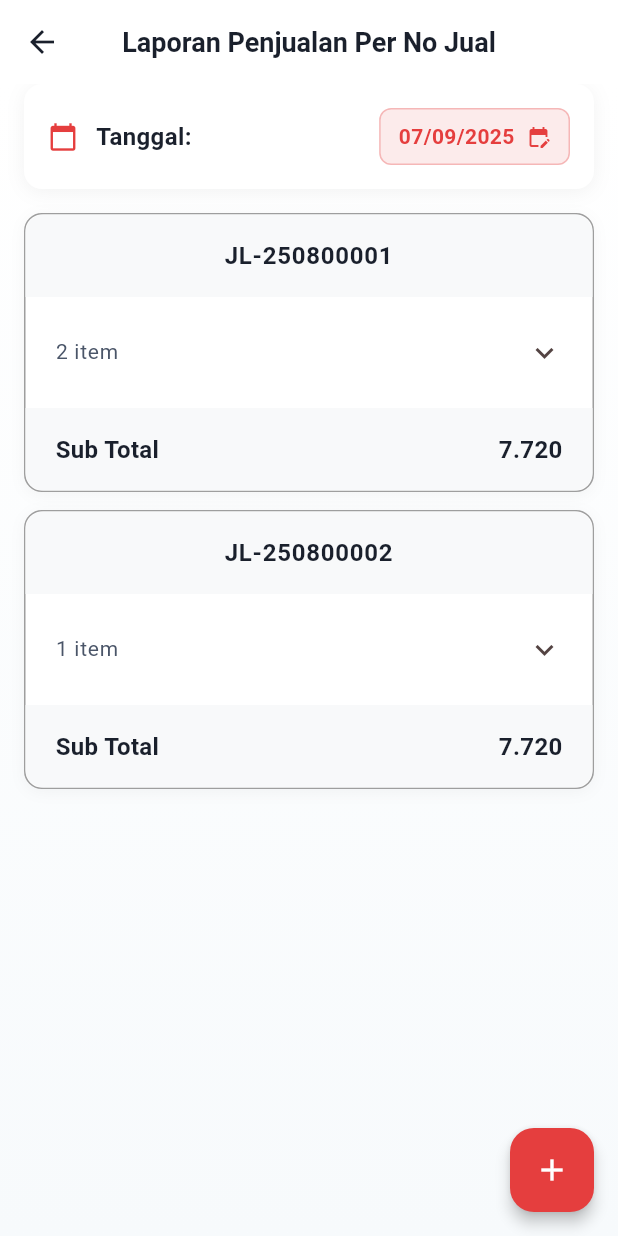
After one commit to emeraldsc08/enakeco-so, a Flutter app: the HomePage screen opened directly, after a tap on "Stock Opname", on a phone screen of 412 x 824 dp. The commit adds this screen. Run offline on Flutter 3.47's test engine with Material 3 defaults, Android fonts, the phone set to English and light mode, and no system bars; our stand-ins replace dartz, dio, equatable, get_it, permission_handler, shared_preferences; missing offline and left inert: mobile_scanner; accounts and stored records are empty.

Commit message:
list laporan penjualan

```diff
--- a/lib/features/main_menu/presentation/pages/home_page.dart
+++ b/lib/features/main_menu/presentation/pages/home_page.dart
@@ -1,3 +1,4 @@
+import 'package:enakeco_so/features/stock_opname/presentation/pages/list_laporan_so_page.dart';
 import 'package:flutter/material.dart';
 import 'package:provider/provider.dart';
 
@@ -12,6 +13,7 @@ import '../../../profile/presentation/pages/profile_page.dart';
 import '../../../profile/presentation/pages/settings_page.dart';
 import '../../../rsk/presentation/pages/rsk_list_page.dart';
 import '../../../rtl/presentation/pages/rtl_list_page.dart';
+import '../../../stock_opname/presentation/pages/stock_opname_list_page.dart';
 
 class HomePage extends StatefulWidget {
   const HomePage({super.key});
@@ -325,6 +327,19 @@ class _HomePageState extends State<HomePage> with TickerProviderStateMixin {
                           page: const RSKListPage(),
                         ),
                       ),
+                      const SizedBox(height: 12),
+                      _buildModernMenuItem(
+                        context,
+                        title: 'Stock Opname',
+                        subtitle: 'Manajemen stock opname',
+                        icon: Icons.inventory_2_outlined,
+                        gradient: [
+                          const Color(0xFFa8edea),
+                          const Color(0xFFfed6e3)
+                        ],
+                        onTap: () =>
+                            toDetail(context, page: const ListLaporanSOPage()),
+                      ),
                     ],
                   ),
                 ),
--- a/lib/features/permissions/presentation/pages/permissions_page.dart
+++ b/lib/features/permissions/presentation/pages/permissions_page.dart
@@ -111,7 +111,7 @@ class _PermissionsPageState extends State<PermissionsPage> {
       case Permission.camera:
         return 'Required to scan QR codes and capture images';
       case Permission.location:
-        return 'Required to track store locations';
+        return 'Required to track stor e locations';
       default:
         return 'Required for app functionality';
     }
--- /dev/null
+++ b/lib/features/stock_opname/data/models/barang_model.dart
@@ -0,0 +1,60 @@
+class BarangModel {
+  final String barangId;
+  final String namaBarang;
+  final String jumlahBarang;
+  final int price;
+  final int qty;
+
+  BarangModel({
+    required this.barangId,
+    required this.namaBarang,
+    required this.jumlahBarang,
+    required this.price,
+    required this.qty,
+  });
+
+  factory BarangModel.fromJson(Map<String, dynamic> json) {
+    return BarangModel(
+      barangId: json['barang_id'],
+      namaBarang: json['nama_barang'],
+      jumlahBarang: json['jumlah_barang'],
+      price: json['price'],
+      qty: json['qty'],
+    );
+  }
+
+  Map<String, dynamic> toJson() {
+    return {
+      'barang_id': barangId,
+      'nama_barang': namaBarang,
+      'jumlah_barang': jumlahBarang,
+      'price': price,
+      'qty': qty,
+    };
+  }
+
+  @override
+  String toString() {
+    return 'BarangModel(barangId: $barangId, namaBarang: $namaBarang, jumlahBarang: $jumlahBarang, price: $price, qty: $qty)';
+  }
+
+  @override
+  bool operator ==(Object other) {
+    if (identical(this, other)) return true;
+    return other is BarangModel &&
+        other.barangId == barangId &&
+        other.namaBarang == namaBarang &&
+        other.jumlahBarang == jumlahBarang &&
+        other.price == price &&
+        other.qty == qty;
+  }
+
+  @override
+  int get hashCode {
+    return barangId.hashCode ^
+        namaBarang.hashCode ^
+        jumlahBarang.hashCode ^
+        price.hashCode ^
+        qty.hashCode;
+  }
+}
--- /dev/null
+++ b/lib/features/stock_opname/data/models/laporan_penjualan_model.dart
@@ -0,0 +1,50 @@
+import 'barang_model.dart';
+
+class LaporanPenjualanModel {
+  final String noJual;
+  final List<BarangModel> listBarang;
+  final int subTotal;
+
+  LaporanPenjualanModel({
+    required this.noJual,
+    required this.listBarang,
+    required this.subTotal,
+  });
+
+  factory LaporanPenjualanModel.fromJson(Map<String, dynamic> json) {
+    return LaporanPenjualanModel(
+      noJual: json['no_jual'],
+      listBarang: (json['list_barang'] as List)
+          .map((item) => BarangModel.fromJson(item))
+          .toList(),
+      subTotal: json['sub_total'],
+    );
+  }
+
+  Map<String, dynamic> toJson() {
+    return {
+      'no_jual': noJual,
+      'list_barang': listBarang.map((barang) => barang.toJson()).toList(),
+      'sub_total': subTotal,
+    };
+  }
+
+  @override
+  String toString() {
+    return 'LaporanPenjualanModel(noJual: $noJual, listBarang: $listBarang, subTotal: $subTotal)';
+  }
+
+  @override
+  bool operator ==(Object other) {
+    if (identical(this, other)) return true;
+    return other is LaporanPenjualanModel &&
+        other.noJual == noJual &&
+        other.listBarang == listBarang &&
+        other.subTotal == subTotal;
+  }
+
+  @override
+  int get hashCode {
+    return noJual.hashCode ^ listBarang.hashCode ^ subTotal.hashCode;
+  }
+}
--- /dev/null
+++ b/lib/features/stock_opname/data/models/laporan_penjualan_response_model.dart
@@ -0,0 +1,42 @@
+import 'laporan_penjualan_model.dart';
+
+class LaporanPenjualanResponseModel {
+  final List<LaporanPenjualanModel> listLaporanPenjualan;
+
+  LaporanPenjualanResponseModel({
+    required this.listLaporanPenjualan,
+  });
+
+  factory LaporanPenjualanResponseModel.fromJson(Map<String, dynamic> json) {
+    return LaporanPenjualanResponseModel(
+      listLaporanPenjualan: (json['list_laporan_penjualan'] as List)
+          .map((item) => LaporanPenjualanModel.fromJson(item))
+          .toList(),
+    );
+  }
+
+  Map<String, dynamic> toJson() {
+    return {
+      'list_laporan_penjualan': listLaporanPenjualan
+          .map((laporan) => laporan.toJson())
+          .toList(),
+    };
+  }
+
+  @override
+  String toString() {
+    return 'LaporanPenjualanResponseModel(listLaporanPenjualan: $listLaporanPenjualan)';
+  }
+
+  @override
+  bool operator ==(Object other) {
+    if (identical(this, other)) return true;
+    return other is LaporanPenjualanResponseModel &&
+        other.listLaporanPenjualan == listLaporanPenjualan;
+  }
+
+  @override
+  int get hashCode {
+    return listLaporanPenjualan.hashCode;
+  }
+}
--- /dev/null
+++ b/lib/features/stock_opname/presentation/pages/list_laporan_so_page.dart
@@ -0,0 +1,260 @@
+import 'package:enakeco_so/features/stock_opname/presentation/pages/list_laporan_so_view.dart';
+import 'package:flutter/material.dart';
+import 'package:provider/provider.dart';
+
+import '../../../../core/constants/app_constants.dart';
+import '../../../../core/providers/global_branch_provider.dart';
+import '../../data/models/barang_model.dart';
+import '../../data/models/laporan_penjualan_model.dart';
+
+class ListLaporanSOPage extends StatefulWidget {
+  const ListLaporanSOPage({super.key});
+
+  @override
+  State<ListLaporanSOPage> createState() => _ListLaporanSOPageState();
+}
+
+class _ListLaporanSOPageState extends State<ListLaporanSOPage> {
+  DateTime _selectedDate = DateTime.now();
+  List<LaporanPenjualanModel> _laporanPenjualanList = [];
+
+  @override
+  void initState() {
+    super.initState();
+    _loadLaporanSOData();
+  }
+
+  void _loadLaporanSOData() {
+    // Mock data - replace with actual API call
+    setState(() {
+      _laporanPenjualanList = [
+        LaporanPenjualanModel(
+          noJual: 'JL-250800001',
+          listBarang: [
+            BarangModel(
+              barangId: 'BMGPA1',
+              namaBarang: 'Gula Putih \'A',
+              jumlahBarang: '1 KG',
+              price: 7720,
+              qty: -1,
+            ),
+            BarangModel(
+              barangId: 'BMGPA2',
+              namaBarang: 'Gula Putih \'A',
+              jumlahBarang: '1 KG',
+              price: 7720,
+              qty: 2,
+            ),
+          ],
+          subTotal: 7720,
+        ),
+        LaporanPenjualanModel(
+          noJual: 'JL-250800002',
+          listBarang: [
+            BarangModel(
+              barangId: 'BMGPA1',
+              namaBarang: 'Gula Putih \'A',
+              jumlahBarang: '1 KG',
+              price: 7720,
+              qty: -1,
+            ),
+          ],
+          subTotal: 7720,
+        ),
+      ];
+    });
+  }
+
+  Future<void> _selectDate(BuildContext context) async {
+    final DateTime? picked = await showDatePicker(
+      context: context,
+      initialDate: _selectedDate,
+      firstDate: DateTime(2020),
+      lastDate: DateTime.now(),
+      builder: (context, child) {
+        return Theme(
+          data: Theme.of(context).copyWith(
+            colorScheme: const ColorScheme.light(
+              primary: Color(AppConstants.primaryRed),
+              onPrimary: Colors.white,
+              surface: Colors.white,
+              onSurface: Colors.black,
+            ),
+          ),
+          child: child!,
+        );
+      },
+    );
+    if (picked != null && picked != _selectedDate) {
+      setState(() {
+        _selectedDate = picked;
+      });
+      _loadLaporanSOData();
+    }
+  }
+
+  String _formatDate(DateTime date) {
+    return '${date.day.toString().padLeft(2, '0')}/${date.month.toString().padLeft(2, '0')}/${date.year}';
+  }
+
+  @override
+  Widget build(BuildContext context) {
+    return Consumer<GlobalBranchProvider>(
+      builder: (context, globalBranchProvider, child) {
+        return Scaffold(
+          appBar: AppBar(
+            title: const Text('Laporan Penjualan Per No Jual'),
+          ),
+          body: Container(
+            decoration: const BoxDecoration(
+              gradient: LinearGradient(
+                begin: Alignment.topCenter,
+                end: Alignment.bottomCenter,
+                colors: [
+                  Colors.white,
+                  Color(AppConstants.lightGray),
+                ],
+              ),
+            ),
+            child: Column(
+              children: [
+                // Date Filter Section
+                Container(
+                  margin: const EdgeInsets.symmetric(horizontal: 16),
+                  padding: const EdgeInsets.all(16),
+                  decoration: BoxDecoration(
+                    color: Colors.white,
+                    borderRadius: BorderRadius.circular(12),
+                    boxShadow: [
+                      BoxShadow(
+                        color: Colors.black.withOpacity(0.05),
+                        blurRadius: 10,
+                        offset: const Offset(0, 2),
+                      ),
+                    ],
+                  ),
+                  child: Row(
+                    children: [
+                      const Icon(
+                        Icons.calendar_today,
+                        color: Color(AppConstants.primaryRed),
+                        size: 20,
+                      ),
+                      const SizedBox(width: 12),
+                      const Text(
+                        'Tanggal:',
+                        style: TextStyle(
+                          fontSize: 16,
+                          fontWeight: FontWeight.w600,
+                          color: Color(0xFF1A202C),
+                        ),
+                      ),
+                      const Spacer(),
+                      GestureDetector(
+                        onTap: () => _selectDate(context),
+                        child: Container(
+                          padding: const EdgeInsets.symmetric(
+                            horizontal: 12,
+                            vertical: 8,
+                          ),
+                          decoration: BoxDecoration(
+                            color: const Color(AppConstants.primaryRed)
+                                .withOpacity(0.1),
+                            borderRadius: BorderRadius.circular(8),
+                            border: Border.all(
+                              color: const Color(AppConstants.primaryRed)
+                                  .withOpacity(0.3),
+                            ),
+                          ),
+                          child: Row(
+                            mainAxisSize: MainAxisSize.min,
+                            children: [
+                              Text(
+                                _formatDate(_selectedDate),
+                                style: const TextStyle(
+                                  fontSize: 14,
+                                  fontWeight: FontWeight.w600,
+                                  color: Color(AppConstants.primaryRed),
+                                ),
+                              ),
+                              const SizedBox(width: 8),
+                              const Icon(
+                                Icons.edit_calendar,
+                                color: Color(AppConstants.primaryRed),
+                                size: 16,
+                              ),
+                            ],
+                          ),
+                        ),
+                      ),
+                    ],
+                  ),
+                ),
+
+                const SizedBox(height: 16),
+
+                // List Content
+                Expanded(
+                  child: _laporanPenjualanList.isEmpty
+                      ? Center(
+                          child: Column(
+                            mainAxisAlignment: MainAxisAlignment.center,
+                            children: [
+                              Icon(
+                                Icons.inventory_2_outlined,
+                                size: 64,
+                                color: Colors.grey[400],
+                              ),
+                              const SizedBox(height: 16),
+                              Text(
+                                'Tidak ada data laporan penjualan',
+                                style: TextStyle(
+                                  fontSize: 18,
+                                  fontWeight: FontWeight.w600,
+                                  color: Colors.grey[600],
+                                ),
+                              ),
+                              const SizedBox(height: 8),
+                              Text(
+                                'untuk tanggal ${_formatDate(_selectedDate)}',
+                                style: TextStyle(
+                                  fontSize: 14,
+                                  color: Colors.grey[500],
+                                ),
+                              ),
+                            ],
+                          ),
+                        )
+                      : ListView.builder(
+                          padding: const EdgeInsets.symmetric(horizontal: 16),
+                          itemCount: _laporanPenjualanList.length,
+                          itemBuilder: (context, index) {
+                            final item = _laporanPenjualanList[index];
+                            return ListLaporanSOView(laporanPenjualan: item);
+                          },
+                        ),
+                ),
+              ],
+            ),
+          ),
+          floatingActionButton: FloatingActionButton(
+            onPressed: () {
+              ScaffoldMessenger.of(context).showSnackBar(
+                const SnackBar(
+                  content: Text(
+                      'Fitur tambah laporan penjualan akan segera tersedia'),
+                  backgroundColor: Color(AppConstants.primaryRed),
+                ),
+              );
+            },
+            backgroundColor: const Color(AppConstants.primaryRed),
+            child: const Icon(
+              Icons.add,
+              color: Colors.white,
+            ),
+          ),
+        );
+      },
+    );
+  }
+}
--- /dev/null
+++ b/lib/features/stock_opname/presentation/pages/list_laporan_so_view.dart
@@ -0,0 +1,199 @@
+import 'package:enakeco_so/features/stock_opname/data/models/laporan_penjualan_model.dart';
+import 'package:flutter/material.dart';
+
+class ListLaporanSOView extends StatelessWidget {
+  final LaporanPenjualanModel laporanPenjualan;
+  const ListLaporanSOView({super.key, required this.laporanPenjualan});
+
+  @override
+  Widget build(BuildContext context) {
+    String formatCurrency(int amount) {
+      return amount.toString().replaceAllMapped(
+            RegExp(r'(\d{1,3})(?=(\d{3})+(?!\d))'),
+            (Match m) => '${m[1]}.',
+          );
+    }
+
+    return Container(
+      margin: const EdgeInsets.only(bottom: 12),
+      decoration: BoxDecoration(
+        color: Colors.white,
+        borderRadius: BorderRadius.circular(12),
+        border: Border.all(color: Colors.grey),
+        boxShadow: [
+          BoxShadow(
+            color: Colors.black.withOpacity(0.04),
+            blurRadius: 8,
+            offset: const Offset(0, 2),
+          ),
+        ],
+      ),
+      child: Column(
+        children: [
+          // Header with transaction number
+          Container(
+            width: double.infinity,
+            padding: const EdgeInsets.symmetric(vertical: 16),
+            decoration: const BoxDecoration(
+              color: Color(0xFFF8F9FA),
+              borderRadius: BorderRadius.only(
+                topLeft: Radius.circular(12),
+                topRight: Radius.circular(12),
+              ),
+            ),
+            child: Text(
+              laporanPenjualan.noJual,
+              textAlign: TextAlign.center,
+              style: const TextStyle(
+                fontSize: 16,
+                fontWeight: FontWeight.w600,
+                color: Color(0xFF1A202C),
+                letterSpacing: 0.5,
+              ),
+            ),
+          ),
+
+          // Expandable items list
+          Theme(
+            data: Theme.of(context).copyWith(dividerColor: Colors.transparent),
+            child: ExpansionTile(
+              tilePadding: const EdgeInsets.symmetric(horizontal: 20, vertical: 8),
+              childrenPadding: EdgeInsets.zero,
+              title: Text(
+                '${laporanPenjualan.listBarang.length} item',
+                style: const TextStyle(
+                  fontSize: 14,
+                  color: Color(0xFF4A5568),
+                ),
+              ),
+              children: [
+                // Items list
+                Padding(
+                  padding: const EdgeInsets.all(20),
+                  child: Column(
+                    children: laporanPenjualan.listBarang.map((barang) {
+                      final itemTotal = barang.qty * barang.price;
+                      final isNegative = barang.qty < 0;
+
+                      return Column(
+                        children: [
+                          // Item details
+                          Row(
+                            crossAxisAlignment: CrossAxisAlignment.start,
+                            children: [
+                              Expanded(
+                                flex: 2,
+                                child: Text(
+                                  barang.barangId,
+                                  style: const TextStyle(
+                                    fontSize: 14,
+                                    fontWeight: FontWeight.w500,
+                                    color: Color(0xFF4A5568),
+                                  ),
+                                ),
+                              ),
+                              Expanded(
+                                flex: 3,
+                                child: Text(
+                                  '${barang.namaBarang} ${barang.jumlahBarang}',
+                                  style: const TextStyle(
+                                    fontSize: 14,
+                                    color: Color(0xFF4A5568),
+                                  ),
+                                  textAlign: TextAlign.right,
+                                ),
+                              ),
+                            ],
+                          ),
+
+                          const SizedBox(height: 6),
+
+                          // Quantity, price, and total
+                          Row(
+                            children: [
+                              Expanded(
+                                child: Text(
+                                  '${barang.qty} x ${formatCurrency(barang.price)}',
+                                  style: TextStyle(
+                                    fontSize: 14,
+                                    color: isNegative
+                                        ? Colors.red
+                                        : const Color(0xFF4A5568),
+                                    fontWeight: FontWeight.w500,
+                                  ),
+                                ),
+                              ),
+                              Text(
+                                '${isNegative ? '- ' : ''}${formatCurrency(itemTotal.abs())}',
+                                style: TextStyle(
+                                  fontSize: 14,
+                                  fontWeight: FontWeight.w600,
+                                  color: isNegative
+                                      ? Colors.red
+                                      : const Color(0xFF4A5568),
+                                ),
+                              ),
+                            ],
+                          ),
+
+                          // Divider (except for last item)
+                          if (barang != laporanPenjualan.listBarang.last)
+                            Container(
+                              margin: const EdgeInsets.symmetric(vertical: 16),
+                              height: 1,
+                              decoration: const BoxDecoration(
+                                border: Border(
+                                  bottom: BorderSide(
+                                    color: Color(0xFFD1D5DB),
+                                    width: 1.5,
+                                  ),
+                                ),
+                              ),
+                            ),
+                        ],
+                      );
+                    }).toList(),
+                  ),
+                ),
+              ],
+            ),
+          ),
+
+          // Sub total section (always visible)
+          Container(
+            width: double.infinity,
+            padding: const EdgeInsets.symmetric(horizontal: 20, vertical: 16),
+            decoration: const BoxDecoration(
+              color: Color(0xFFF8F9FA),
+              borderRadius: BorderRadius.only(
+                bottomLeft: Radius.circular(12),
+                bottomRight: Radius.circular(12),
+              ),
+            ),
+            child: Row(
+              children: [
+                const Text(
+                  'Sub Total',
+                  style: TextStyle(
+                    fontSize: 16,
+                    fontWeight: FontWeight.w600,
+                    color: Color(0xFF1A202C),
+                  ),
+                ),
+                const Spacer(),
+                Text(
+                  formatCurrency(laporanPenjualan.subTotal),
+                  style: const TextStyle(
+                    fontSize: 16,
+                    fontWeight: FontWeight.w600,
+                    color: Color(0xFF1A202C),
+                  ),
+                ),
+              ],
+            ),
+          ),
+        ],
+      ),
+    );
+  }
+}
```
Also changed, not shown: 3 other files.
